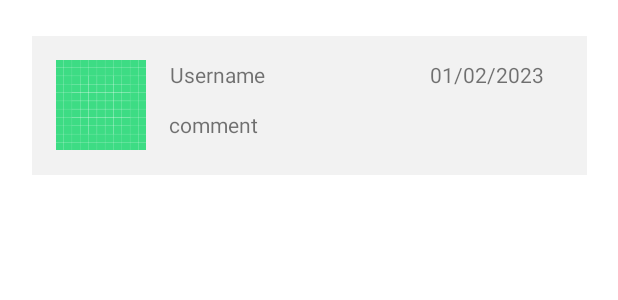
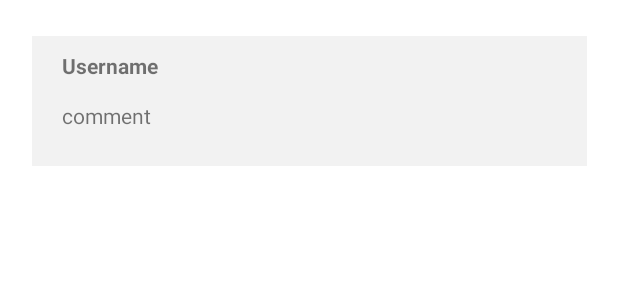
Before and after one commit to MarcoFidelVasquezRivera/spoon, an Android app: the layout comment.xml on its own in the app's theme, with its tools: preview values and no code run, on a phone screen of 412 x 824 dp. Shown: the top 300 px of the screen. Run offline under Robolectric (Android 15) with nearby library versions, the phone set to English and light mode, and no system bars.

Commit message:
added the publication of comments

```diff
--- a/app/src/main/AndroidManifest.xml
+++ b/app/src/main/AndroidManifest.xml
@@ -40,6 +40,10 @@
             android:exported="false" >
         </activity>
         <activity
+            android:name=".CommentsActivity"
+            android:exported="false" >
+        </activity>
+        <activity
             android:name=".RegisterActivity"
             android:exported="true" >
         </activity>
--- a/app/src/main/java/com/example/spooon_app/RecipeViewActivity.kt
+++ b/app/src/main/java/com/example/spooon_app/RecipeViewActivity.kt
@@ -67,6 +67,12 @@ class RecipeViewActivity : AppCompatActivity() {
             launcher.launch(intent)
         }
 
+        binding.recipeViewCommentBtn.setOnClickListener {
+            val intent = Intent(this, CommentsActivity::class.java)
+            intent.putExtra("recipeID",recipe!!.id)
+            launcher.launch(intent)
+        }
+
 
         //binding.recipeViewCommentBtn.setOnClickListener {
         //  if(!binding.constraintLayout5){
--- a/app/src/main/java/com/example/spooon_app/adapter/CommentAdapter.kt
+++ b/app/src/main/java/com/example/spooon_app/adapter/CommentAdapter.kt
@@ -33,7 +33,6 @@ class CommentAdapter : Adapter<CommentViewHolder>() {
         holder.usernameComment.text = comments[position].authorId
         holder.comment.text = comments[position].message
         //holder.image
-        holder.date.text = comments[position].date
 
 
 
--- a/app/src/main/java/com/example/spooon_app/model/Comment.kt
+++ b/app/src/main/java/com/example/spooon_app/model/Comment.kt
@@ -2,7 +2,7 @@ package com.example.spooon_app.model
 
 data class Comment(
     var commentId: String,
+    var recipeId:String,
     var message: String,
-    var date: String,
     var authorId:String
 )
--- a/app/src/main/java/com/example/spooon_app/model/Recipe.kt
+++ b/app/src/main/java/com/example/spooon_app/model/Recipe.kt
@@ -10,6 +10,5 @@ data class Recipe(
     var steps:String = "",
     var userId:String = "",
     var userName:String = "",
-    var comments:List<Comment> = arrayListOf(),
     var tags:ArrayList<String> = arrayListOf()
 )
--- a/app/src/main/res/layout/comment.xml
+++ b/app/src/main/res/layout/comment.xml
@@ -14,45 +14,28 @@
         app:layout_constraintStart_toStartOf="parent"
         app:layout_constraintTop_toTopOf="parent">
 
-        <ImageView
-            android:id="@+id/userImageComment"
-            android:layout_width="60dp"
-            android:layout_height="60dp"
-            android:layout_marginStart="16dp"
-            android:layout_marginTop="16dp"
-            app:layout_constraintStart_toStartOf="parent"
-            app:layout_constraintTop_toTopOf="parent"
-            app:srcCompat="@drawable/ic_launcher_background" />
-
         <TextView
             android:id="@+id/usernameComment"
             android:layout_width="wrap_content"
             android:layout_height="0dp"
-            android:layout_marginStart="16dp"
+            android:layout_marginStart="20dp"
+            android:layout_marginTop="10dp"
             android:text="Username"
-            app:layout_constraintStart_toEndOf="@+id/userImageComment"
-            app:layout_constraintTop_toTopOf="@+id/userImageComment" />
+            android:textStyle="bold"
+            app:layout_constraintStart_toStartOf="parent"
+            app:layout_constraintTop_toTopOf="parent" />
 
         <TextView
             android:id="@+id/comment"
             android:layout_width="250dp"
             android:layout_height="wrap_content"
-            android:layout_marginStart="16dp"
+            android:layout_marginStart="20dp"
             android:layout_marginTop="14dp"
-            android:layout_marginEnd="29dp"
             android:layout_marginBottom="24dp"
             android:text="comment"
             app:layout_constraintBottom_toBottomOf="parent"
-            app:layout_constraintEnd_toEndOf="parent"
-            app:layout_constraintStart_toEndOf="@+id/userImageComment"
+            app:layout_constraintStart_toStartOf="parent"
             app:layout_constraintTop_toBottomOf="@+id/usernameComment" />
 
-        <TextView
-            android:id="@+id/dateComment"
-            android:layout_width="wrap_content"
-            android:layout_height="wrap_content"
-            android:text="01/02/2023"
-            app:layout_constraintEnd_toEndOf="@+id/comment"
-            app:layout_constraintTop_toTopOf="@+id/usernameComment" />
     </androidx.constraintlayout.widget.ConstraintLayout>
 </androidx.constraintlayout.widget.ConstraintLayout>
--- a/app/src/main/res/layout/comments_fragment.xml
+++ b/app/src/main/res/layout/comments_fragment.xml
@@ -64,7 +64,7 @@
                     android:layout_marginEnd="8dp"
                     android:ems="10"
                     android:inputType="textPersonName"
-                    android:text="Name"
+                    android:text="Mensaje"
                     app:layout_constraintEnd_toStartOf="@+id/sendCommentBtn"
                     app:layout_constraintStart_toStartOf="parent" />
             </androidx.constraintlayout.widget.ConstraintLayout>
```
Also changed, not shown: app/src/main/java/com/example/spooon_app/CommentsActivity.kt (added, +60 -0 lines).
